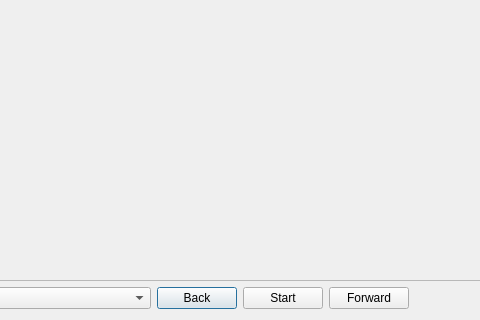
Old version of the form ui/previewwidget.ui in the repository MINIXJR/TTCut-ng; both pictures show x 120 to 600 and y 253 to 573 of the 838 by 573 pixel window.
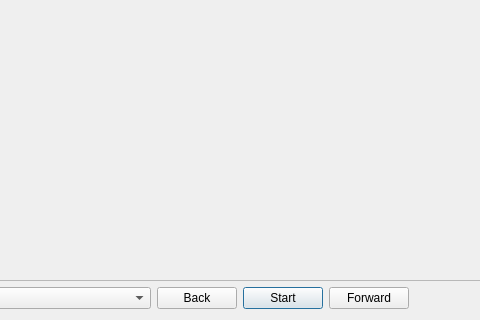
New version of the form. Icons and pictures are not drawn.

Commit message:
Make Start the Enter default in the preview dialog
The preview controls had no default button, so Qt made the first
focusable one (Back) the Enter default. Mark pbPlay as the dialog
default and clear autoDefault on Back/Forward/Close so Enter always
triggers Start/Stop. The dynamically created burst-shift button also
gets autoDefault=false, since it must not become the default when it
appears on a burst warning.

What changed in the file:
```diff
--- a/ui/previewwidget.ui
+++ b/ui/previewwidget.ui
@@ -57,6 +57,9 @@
        <property name="toolTip" >
         <string>Previous cut (or back to start)</string>
        </property>
+       <property name="autoDefault" >
+        <bool>false</bool>
+       </property>
       </widget>
      </item>
      <item>
@@ -68,6 +71,12 @@
         <iconset resource="previewwidget.qrc" >
          <normaloff>:/pixmaps/pixmaps/play_18.xpm</normaloff>:/pixmaps/pixmaps/play_18.xpm</iconset>
        </property>
+       <property name="default" >
+        <bool>true</bool>
+       </property>
+       <property name="autoDefault" >
+        <bool>true</bool>
+       </property>
       </widget>
      </item>
      <item>
```
Left out of the diff: 6 changed lines with no effect on the pictures. The commit also changes 1 other file.
